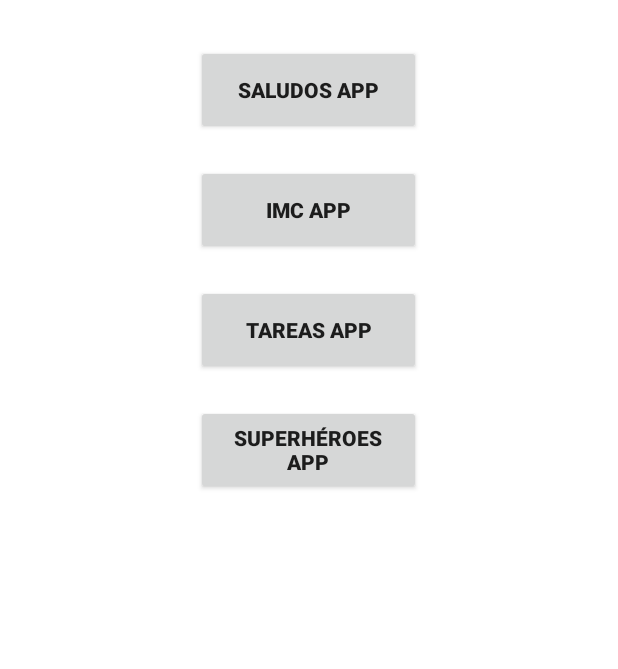
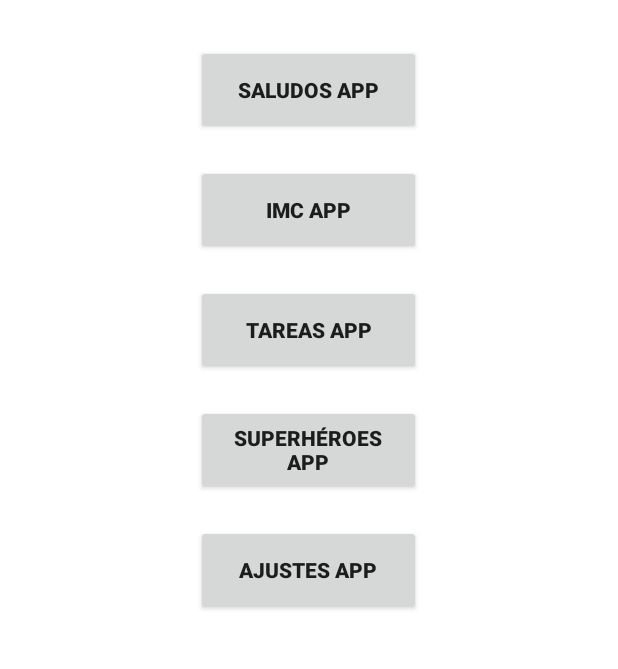
Before and after one commit to eulogioep/curso_android_2024, an Android app: the screen it shows after launch (MenuActivity), on a phone screen of 412 x 824 dp, the part 110-779 px from its top. Run offline under Robolectric (Android 15) with nearby library versions, the phone set to English and light mode, and no system bars.

Commit message:
Settings App: Creando las Vistas

```diff
--- a/Aplicaciones/app/src/main/java/com/eulogioep/aplicaciones/MenuActivity.kt
+++ b/Aplicaciones/app/src/main/java/com/eulogioep/aplicaciones/MenuActivity.kt
@@ -2,13 +2,13 @@ package com.eulogioep.aplicaciones
 
 import android.content.Intent
 import android.os.Bundle
-import androidx.activity.enableEdgeToEdge
 import androidx.appcompat.app.AppCompatActivity
 import androidx.appcompat.widget.AppCompatButton
 import androidx.core.view.ViewCompat
 import androidx.core.view.WindowInsetsCompat
 import com.eulogioep.aplicaciones.firstapp.FirstAppActivity
 import com.eulogioep.aplicaciones.imccalc.IMCActivity
+import com.eulogioep.aplicaciones.settings.SettingsActivity
 import com.eulogioep.aplicaciones.superheroapp.SuperHeroListActivity
 import com.eulogioep.aplicaciones.todoapp.TodoAppActivity
 
@@ -28,12 +28,19 @@ class MenuActivity : AppCompatActivity() {
         val btnIMCApp = findViewById<AppCompatButton>(R.id.btnIMCApp)
         val btnTODOApp = findViewById<AppCompatButton>(R.id.btnTODOApp)
         val btnSuperHero = findViewById<AppCompatButton>(R.id.btnSuperHero)
+        val btnSettings = findViewById<AppCompatButton>(R.id.btnSettings)
 
         // Acciones al pulsar los botones.
         btnSaludos.setOnClickListener{ navigateToSaludosAPP() }
         btnIMCApp.setOnClickListener{ navigateToIMCAPP() }
         btnTODOApp.setOnClickListener{ navigateToTODOAPP() }
         btnSuperHero.setOnClickListener{ navigateToSuperHeroAPP() }
+        btnSettings.setOnClickListener{ navigateToSettingsAPP() }
+    }
+
+    private fun navigateToSettingsAPP() {
+        val intent = Intent(this, SettingsActivity::class.java)
+        startActivity(intent)
     }
 
     private fun navigateToSuperHeroAPP() {
--- /dev/null
+++ b/Aplicaciones/app/src/main/res/drawable/ic_dark_mode.xml
@@ -0,0 +1,5 @@
+<vector xmlns:android="http://schemas.android.com/apk/res/android" android:height="24dp" android:tint="#555555" android:viewportHeight="24" android:viewportWidth="24" android:width="24dp">
+
+    <path android:fillColor="@android:color/white" android:pathData="M12,3c-4.97,0 -9,4.03 -9,9s4.03,9 9,9s9,-4.03 9,-9c0,-0.46 -0.04,-0.92 -0.1,-1.36c-0.98,1.37 -2.58,2.26 -4.4,2.26c-2.98,0 -5.4,-2.42 -5.4,-5.4c0,-1.81 0.89,-3.42 2.26,-4.4C12.92,3.04 12.46,3 12,3L12,3z"/>
+
+</vector>
--- a/Aplicaciones/app/src/main/res/layout/activity_menu.xml
+++ b/Aplicaciones/app/src/main/res/layout/activity_menu.xml
@@ -59,4 +59,14 @@
         android:layout_marginBottom="20dp"
         android:textStyle="bold" />
 
+    <androidx.appcompat.widget.AppCompatButton
+        android:id="@+id/btnSettings"
+        android:layout_width="150dp"
+        android:layout_height="60dp"
+        android:layout_gravity="center"
+        android:layout_marginHorizontal="0dp"
+        android:text="@string/settings_button_app"
+        android:layout_marginBottom="20dp"
+        android:textStyle="bold" />
+
 </LinearLayout>
--- a/Aplicaciones/app/src/main/res/values/strings.xml
+++ b/Aplicaciones/app/src/main/res/values/strings.xml
@@ -51,4 +51,7 @@
     <string name="superhero_power">Poder</string>
     <string name="superhero_combat">Combate</string>
 
+    <!--    Settings -->
+    <string name="settings_button_app">Ajustes App</string>
+
 </resources>
```
Also changed, not shown: Aplicaciones/app/src/main/java/com/eulogioep/aplicaciones/settings/SettingsActivity.kt (+7 -1 lines), Aplicaciones/app/src/main/res/layout/activity_settings.xml (+49 -2 lines), 1 other file.
